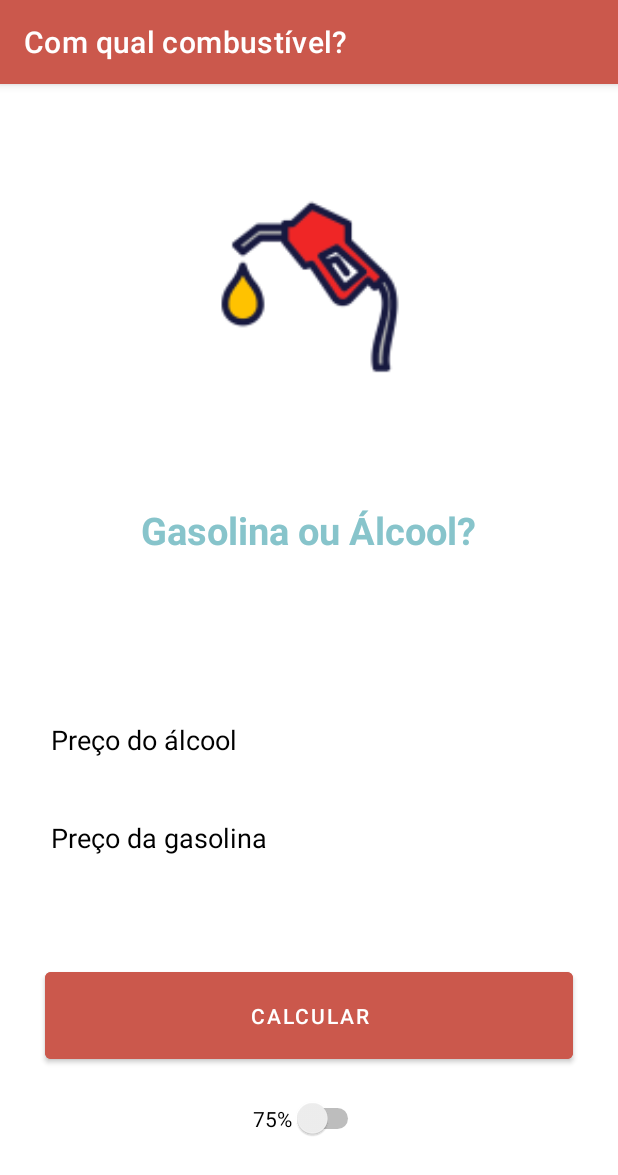
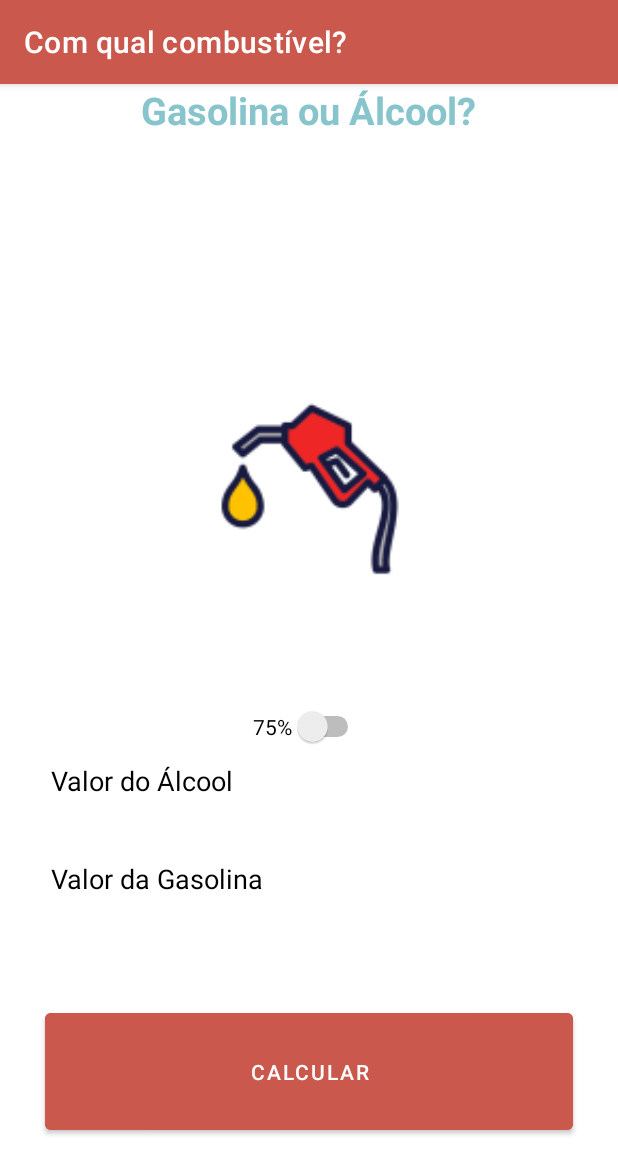
Before and after one commit to NickolasMxla/AlcoolOuGasolina, an Android app: the screen it shows after launch (MainActivity), on a phone screen of 412 x 824 dp. Shown: the top 1175 px of the screen. Run offline under Robolectric (Android 15) with nearby library versions, the phone set to English and light mode, and no system bars.

Commit message:
Mudança 1

```diff
--- a/app/src/main/java/com/example/alcoolougasolina/MainActivity.kt
+++ b/app/src/main/java/com/example/alcoolougasolina/MainActivity.kt
@@ -22,13 +22,13 @@ class MainActivity : AppCompatActivity() {
         setContentView(R.layout.activity_main)
         Log.d("PDM23", "No onCreate, $percentual")
 
-        // Inicialize as views
+        // Inicializar views
         edAlcool = findViewById(R.id.edAlcool)
         edGasolina = findViewById(R.id.edGasolina)
         swPercentual = findViewById(R.id.swPercentual)
         btCalc = findViewById(R.id.btCalcular)
 
-        // Recupere o valor do percentual se estiver disponível
+        // Recuperar o percentual
         if (savedInstanceState != null) {
             percentual = savedInstanceState.getDouble("percentual")
             swPercentual.isChecked = percentual == 0.75
--- a/app/src/main/res/layout/activity_main.xml
+++ b/app/src/main/res/layout/activity_main.xml
@@ -19,18 +19,6 @@
         app:layout_constraintTop_toTopOf="parent"
         app:layout_constraintVertical_bias="0.0">
 
-        <ImageView
-            android:id="@+id/imageView"
-            android:layout_width="300dp"
-            android:layout_height="250dp"
-            android:layout_gravity="center_horizontal"
-            android:layout_marginTop="10dp"
-            android:layout_marginBottom="20dp"
-            android:contentDescription="uma bomba de gasolina ilustrando o app"
-            android:paddingVertical="10dp"
-            android:textAlignment="center"
-            app:srcCompat="@mipmap/ic_launcher_foreground" />
-
         <TextView
             android:id="@+id/titulo"
             android:layout_width="wrap_content"
@@ -43,13 +31,32 @@
             android:textSize="25sp"
             android:textStyle="bold" />
 
+        <ImageView
+            android:id="@+id/imageView"
+            android:layout_width="300dp"
+            android:layout_height="250dp"
+            android:layout_gravity="center_horizontal"
+            android:layout_marginTop="10dp"
+            android:layout_marginBottom="20dp"
+            android:paddingVertical="10dp"
+            android:textAlignment="center"
+            app:srcCompat="@mipmap/ic_launcher_foreground" />
+
+        <Switch
+            android:id="@+id/swPercentual"
+            android:layout_width="wrap_content"
+            android:layout_height="wrap_content"
+            android:layout_gravity="center_horizontal"
+            android:text="75%"
+            android:textAlignment="center" />
+
         <EditText
             android:id="@+id/edAlcool"
             android:layout_width="match_parent"
             android:layout_height="wrap_content"
             android:layout_marginHorizontal="30dp"
             android:ems="10"
-            android:hint="Preço do álcool"
+            android:hint="Valor do Álcool"
             android:inputType="numberDecimal" />
 
         <EditText
@@ -59,7 +66,7 @@
             android:layout_marginHorizontal="30dp"
             android:layout_marginTop="20dp"
             android:ems="10"
-            android:hint="Preço da gasolina"
+            android:hint="Valor da Gasolina"
             android:inputType="numberDecimal" />
 
         <TextView
@@ -74,20 +81,12 @@
         <Button
             android:id="@+id/btCalcular"
             android:layout_width="match_parent"
-            android:layout_height="70dp"
+            android:layout_height="90dp"
             android:layout_gravity="center_horizontal"
             android:layout_marginHorizontal="30dp"
             android:layout_marginVertical="20dp"
             android:backgroundTint="#CB584C"
             android:text="Calcular" />
 
-        <Switch
-            android:id="@+id/swPercentual"
-            android:layout_width="wrap_content"
-            android:layout_height="wrap_content"
-            android:layout_gravity="center_horizontal"
-            android:text="75%"
-            android:textAlignment="center" />
-
     </LinearLayout>
 </androidx.constraintlayout.widget.ConstraintLayout>
```
